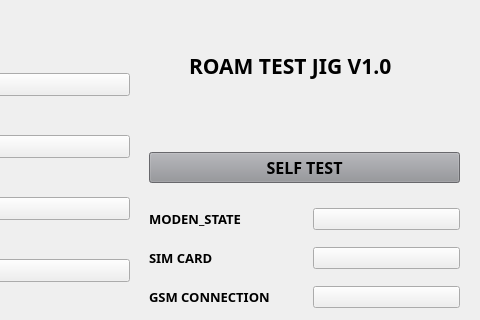
The window that dialog.ui (yaozong1/QT_testing_JIG) describes before a commit, drawn with Qt 5; both pictures show x 481 to 961 and y 0 to 320 of the 961 by 546 pixel window.
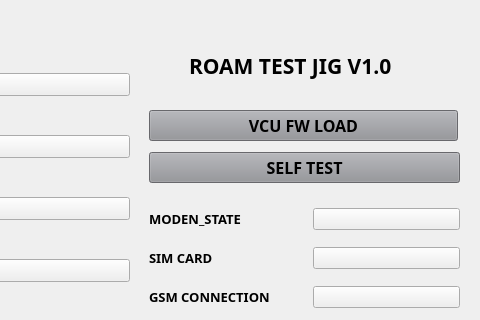
The same window after the commit. Icons and pictures are not drawn.

Patch:
```diff
--- a/dialog.ui
+++ b/dialog.ui
@@ -883,6 +883,33 @@
     </item>
    </layout>
   </widget>
+  <widget class="QPushButton" name="ble_2">
+   <property name="enabled">
+    <bool>true</bool>
+   </property>
+   <property name="geometry">
+    <rect>
+     <x>630</x>
+     <y>110</y>
+     <width>309</width>
+     <height>31</height>
+    </rect>
+   </property>
+   <property name="font">
+    <font>
+     <family>Arial Black</family>
+     <pointsize>12</pointsize>
+     <weight>75</weight>
+     <bold>true</bold>
+    </font>
+   </property>
+   <property name="styleSheet">
+    <string notr="true">background-color: #919297; color: black;</string>
+   </property>
+   <property name="text">
+    <string>VCU FW LOAD</string>
+   </property>
+  </widget>
  </widget>
  <resources/>
  <connections/>
```
